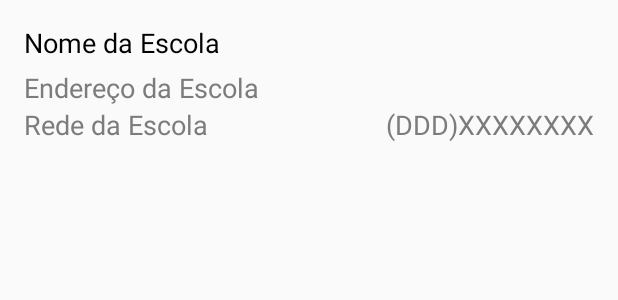
After one commit to CaioViktor/Eduview, an Android app: the layout item_list.xml on its own in the app's theme, with its tools: preview values and no code run, on a phone screen of 412 x 824 dp. The commit adds this screen. Shown: the top 300 px of the screen. Run offline under Robolectric (Android 15) with nearby library versions, the phone set to English and light mode, and no system bars.

Commit message:
ListView com Historico de Escolas funcionando

```diff
--- a/Projeto/app/src/main/java/dspm/dc/ufc/br/eduview/BDProvider.java
+++ b/Projeto/app/src/main/java/dspm/dc/ufc/br/eduview/BDProvider.java
@@ -21,8 +21,8 @@ public class BDProvider extends ContentProvider{
     static final String PROVIDER_NAME = "dspm.dc.ufc.br.eduview.provider.bd";
     static final String URL_ESCOLAS = "content://" + PROVIDER_NAME + "/escolas";
     static final String URL_AVALIACOES = "content://" + PROVIDER_NAME + "/avaliacoes";
-    static final Uri CONTENT_URI_ESCOLAS = Uri.parse(URL_ESCOLAS);
-    static final Uri CONTENT_URI_AVALIACOES = Uri.parse(URL_AVALIACOES);
+    static public final Uri CONTENT_URI_ESCOLAS = Uri.parse(URL_ESCOLAS);
+    static public final Uri CONTENT_URI_AVALIACOES = Uri.parse(URL_AVALIACOES);
 
     private static HashMap<String, String> ESCOLAS_PROJECTION_MAP;
     private static HashMap<String, String> AVALIACOES_PROJECTION_MAP;
--- /dev/null
+++ b/Projeto/app/src/main/res/layout/item_list.xml
@@ -0,0 +1,48 @@
+<?xml version="1.0" encoding="utf-8"?>
+<RelativeLayout xmlns:android="http://schemas.android.com/apk/res/android"
+    android:layout_width="match_parent" android:layout_height="match_parent"
+    android:layout_margin="16dp">
+
+
+    <TextView
+        android:layout_width="wrap_content"
+        android:layout_height="wrap_content"
+        android:textAppearance="?android:attr/textAppearanceMedium"
+        android:id="@+id/nomeEscola"
+        android:textColor="#000000"
+        android:layout_marginBottom="5dp"
+        android:layout_alignParentTop="true"
+        android:layout_alignParentStart="true"
+        android:text="Nome da Escola" />
+
+    <TextView
+        android:layout_width="wrap_content"
+        android:layout_height="wrap_content"
+        android:textAppearance="?android:attr/textAppearanceMedium"
+        android:id="@+id/redeEscola"
+        android:textColor="#7c7c7c"
+        android:text="Rede da Escola"
+        android:layout_below="@+id/enderecoEscola"
+        android:layout_alignParentStart="true" />
+
+    <TextView
+        android:layout_width="wrap_content"
+        android:layout_height="wrap_content"
+        android:textAppearance="?android:attr/textAppearanceMedium"
+        android:id="@+id/enderecoEscola"
+        android:textColor="#7c7c7c"
+        android:text="Endereço da Escola"
+        android:layout_below="@+id/nomeEscola" />
+
+    <TextView
+        android:layout_width="wrap_content"
+        android:layout_height="wrap_content"
+        android:textAppearance="?android:attr/textAppearanceMedium"
+        android:id="@+id/telefoneEscola"
+        android:textColor="#7c7c7c"
+        android:text="(DDD)XXXXXXXX"
+        android:layout_below="@+id/enderecoEscola"
+        android:layout_marginBottom="5dp"
+        android:layout_alignParentEnd="true" />
+
+</RelativeLayout>
```
Also changed, not shown: Projeto/app/src/main/AndroidManifest.xml (+4 -3 lines), Projeto/app/src/main/java/dspm/dc/ufc/br/eduview/EscolaListAdapter.java (added, +79 -0 lines), Projeto/app/src/main/java/dspm/dc/ufc/br/eduview/ListEscolas.java (added, +51 -0 lines), Projeto/app/src/main/java/dspm/dc/ufc/br/eduview/MainActivity.java (+47 -2 lines), Projeto/app/src/main/java/dspm/dc/ufc/br/eduview/servercalls/CallEscolasProximas.java (+11 -0 lines), Projeto/app/src/main/res/layout/activity_list_escolas.xml (added, +19 -0 lines).
